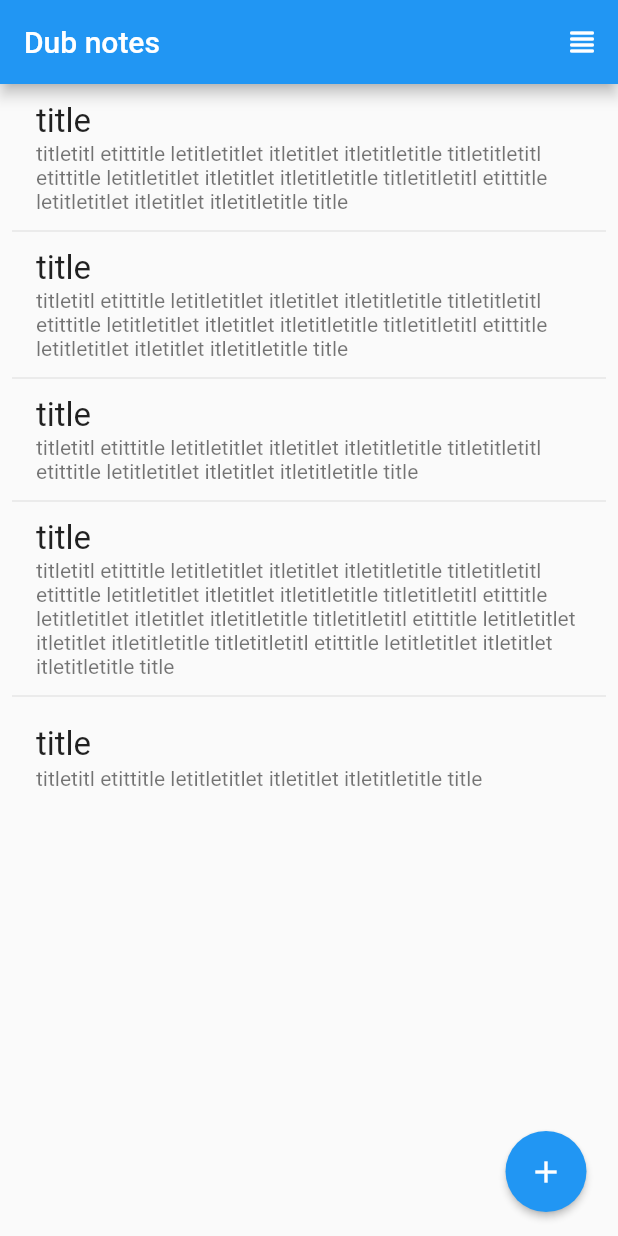
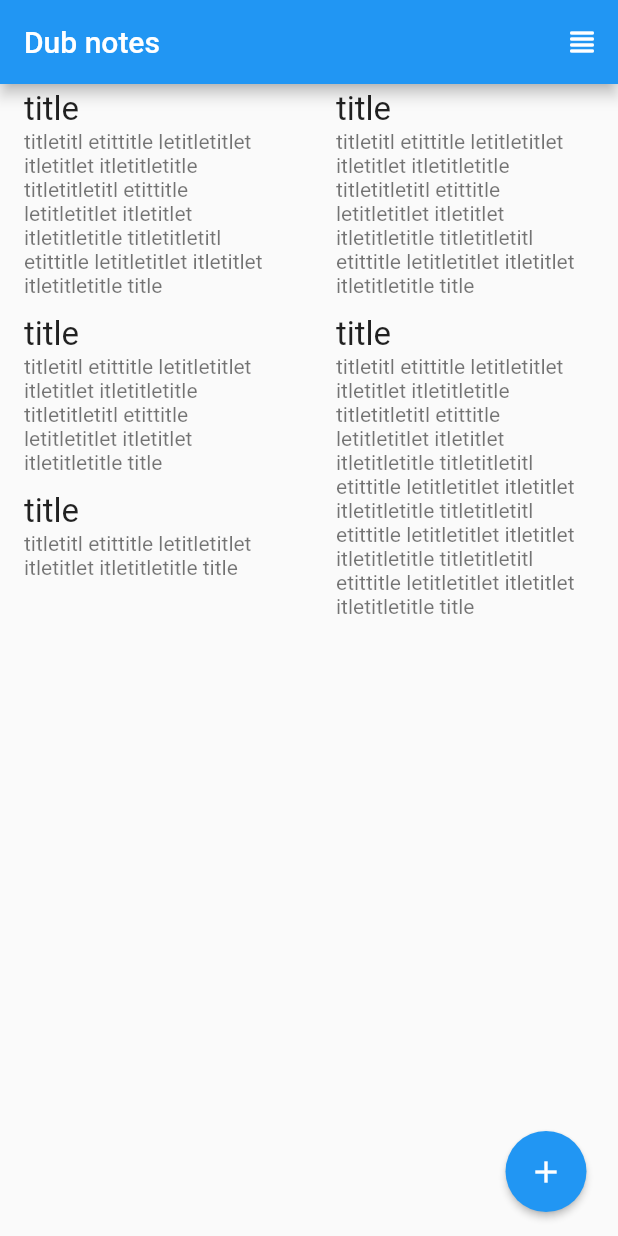
Before and after one commit to Dubchak999/dubchak_notes_app, a Flutter app: the screen it shows after launch, after a tap on the "view headline" icon, on a phone screen of 412 x 824 dp. Run offline on Flutter 3.47's test engine with Material 2 defaults, Android fonts, the phone set to English and light mode, and no system bars.

Commit message:
added list and block view

```diff
--- a/lib/feature/presentation/pages/notes_page.dart
+++ b/lib/feature/presentation/pages/notes_page.dart
@@ -1,4 +1,5 @@
 import 'package:flutter/material.dart';
+import 'package:flutter_staggered_grid_view/flutter_staggered_grid_view.dart';
 
 class NotesPage extends StatefulWidget {
   const NotesPage({Key? key}) : super(key: key);
@@ -41,7 +42,12 @@ class _NotesPageState extends State<NotesPage> {
         title: const Text('Dub notes'),
         actions: [
           IconButton(
-            onPressed: () => !isBlockView,
+            onPressed: () {
+              // isBlockView = !isBlockView;
+              setState(() {
+                isBlockView = !isBlockView;
+              });
+            },
             icon: const Icon(
               Icons.view_headline_rounded,
               color: Colors.white,
@@ -49,29 +55,35 @@ class _NotesPageState extends State<NotesPage> {
           )
         ],
       ),
-      body: ListViewWidget(
+      body: NotesGridView(
         texts: texts,
         titles: titles,
+        isBlockView: isBlockView,
       ),
     );
   }
 }
 
-class ListViewWidget extends StatelessWidget {
+class NotesGridView extends StatelessWidget {
   final List<String> titles;
   final List<String> texts;
+  final bool isBlockView;
 
-  const ListViewWidget({
+  const NotesGridView({
     Key? key,
     required this.titles,
     required this.texts,
+    required this.isBlockView,
   }) : super(key: key);
 
   @override
   Widget build(BuildContext context) {
-    return ListView.separated(
-        padding: const EdgeInsets.all(8),
-        itemBuilder: (BuildContext context, int index) {
+    return MasonryGridView.count(
+      crossAxisCount: isBlockView ? 2 : 1,
+      mainAxisSpacing: 4,
+      crossAxisSpacing: 4,
+      itemCount: titles.length,
+      itemBuilder: (context, index) {
         return ListTile(
           title: Text(
             titles[index],
@@ -83,7 +95,37 @@ class ListViewWidget extends StatelessWidget {
           ),
         );
       },
-        separatorBuilder: (BuildContext context, int index) => const Divider(),
-        itemCount: titles.length);
+    );
   }
 }
+
+// class ListViewWidget extends StatelessWidget {
+//   final List<String> titles;
+//   final List<String> texts;
+
+//   const ListViewWidget({
+//     Key? key,
+//     required this.titles,
+//     required this.texts,
+//   }) : super(key: key);
+
+//   @override
+//   Widget build(BuildContext context) {
+//     return ListView.separated(
+//         padding: const EdgeInsets.all(8),
+//         itemBuilder: (BuildContext context, int index) {
+//           return ListTile(
+//             title: Text(
+//               titles[index],
+//               style: const TextStyle(fontSize: 22),
+//             ),
+//             subtitle: Text(
+//               texts[index],
+//               // style: const TextStyle(fontSize: 22),
+//             ),
+//           );
+//         },
+//         separatorBuilder: (BuildContext context, int index) => const Divider(),
+//         itemCount: titles.length);
+//   }
+// }
--- a/lib/main.dart
+++ b/lib/main.dart
@@ -2,5 +2,5 @@ import 'package:flutter/material.dart';
 import 'feature/presentation/pages/notes_page.dart';
 
 void main() {
-  runApp(MaterialApp(home: NotesPage()));
+  runApp(const MaterialApp(home: NotesPage()));
 }
--- a/pubspec.yaml
+++ b/pubspec.yaml
@@ -15,6 +15,7 @@ dependencies:
 
   cupertino_icons: ^1.0.2
   very_good_analysis: ^2.4.0
+  flutter_staggered_grid_view: ^0.6.1
 
 dev_dependencies:
   flutter_test:
```
Also changed, not shown: pubspec.lock. Lines whose indentation alone changed are shown as unchanged.
